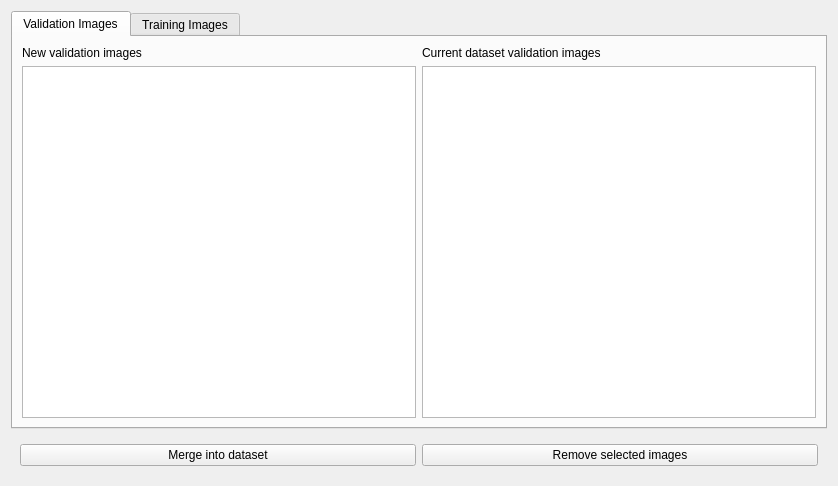
Before: the Qt Designer form view/imageinspectionwidget.ui in Joensw/RCAIT, drawn with Qt 5.
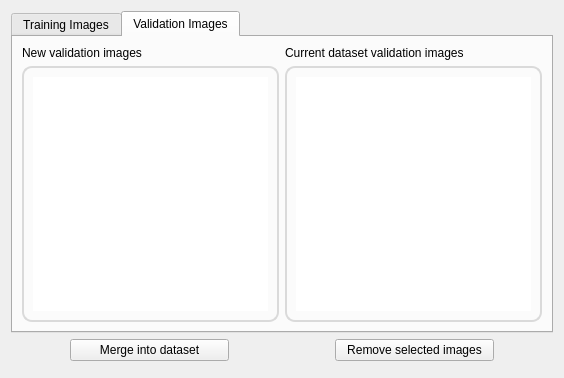
After: the same form once the commit is applied. Icons and pictures are not drawn. Custom widgets are drawn as their Qt base class.

Diff of the .ui file:
```diff
--- a/view/imageinspectionwidget.ui
+++ b/view/imageinspectionwidget.ui
@@ -6,8 +6,8 @@
    <rect>
     <x>0</x>
     <y>0</y>
-    <width>838</width>
-    <height>486</height>
+       <width>564</width>
+       <height>378</height>
    </rect>
   </property>
   <property name="windowTitle">
@@ -17,63 +17,38 @@
    <item>
     <widget class="QTabWidget" name="tabWidget">
      <property name="currentIndex">
-      <number>0</number>
+         <number>1</number>
      </property>
-     <widget class="QWidget" name="ValidationImagesTab">
-      <attribute name="title">
-       <string>Validation Images</string>
-      </attribute>
-      <layout class="QGridLayout" name="gridLayout_2">
-       <item row="1" column="0">
-        <widget class="ImageGalleryTree" name="newValidationImages">
-         <attribute name="headerVisible">
-          <bool>false</bool>
-         </attribute>
-         <column>
-          <property name="text">
-           <string notr="true">1</string>
-          </property>
-         </column>
-        </widget>
-       </item>
-       <item row="0" column="1">
-        <widget class="QLabel" name="label_3">
-         <property name="text">
-          <string>Current dataset validation images</string>
-         </property>
-        </widget>
-       </item>
-       <item row="1" column="1">
-        <widget class="ImageGalleryTree" name="datasetValidationImages">
-         <attribute name="headerVisible">
-          <bool>false</bool>
-         </attribute>
-         <column>
-          <property name="text">
-           <string notr="true">1</string>
-          </property>
-         </column>
-        </widget>
-       </item>
-       <item row="0" column="0">
-        <widget class="QLabel" name="label">
-         <property name="text">
-          <string>New validation images</string>
-         </property>
-        </widget>
-       </item>
-      </layout>
-     </widget>
      <widget class="QWidget" name="TrainImagesTab">
       <attribute name="title">
        <string>Training Images</string>
       </attribute>
       <layout class="QGridLayout" name="gridLayout_3">
        <item row="1" column="0">
+                    <widget class="QGroupBox" name="groupBox">
+                        <property name="styleSheet">
+                            <string notr="true">QGroupBox {
+                                border: 2px solid rgb(218,218,218);
+                                border-radius: 10px;
+                                }
+                            </string>
+                        </property>
+                        <property name="title">
+                            <string/>
+                        </property>
+                        <layout class="QGridLayout" name="gridLayout">
+                            <item row="0" column="0">
         <widget class="ImageGalleryTree" name="newTrainImages">
          <property name="enabled">
           <bool>true</bool>
          </property>
+                                    <property name="styleSheet">
+                                        <string notr="true">selection-color: rgb(0, 0, 0);
+                                            selection-background-color: rgb(255, 255, 255);
+                                            background-color: none;
+                                            border: 2px rgb(0, 0, 0);
+                                        </string>
+                                    </property>
          <property name="rootIsDecorated">
           <bool>true</bool>
          </property>
@@ -87,11 +62,7 @@
          </column>
         </widget>
        </item>
-       <item row="0" column="1">
-        <widget class="QLabel" name="label_4">
-         <property name="text">
-          <string>Current dataset training images</string>
-         </property>
+                        </layout>
         </widget>
        </item>
        <item row="0" column="0">
@@ -102,7 +73,27 @@
         </widget>
        </item>
        <item row="1" column="1">
+                    <widget class="QGroupBox" name="groupBox_2">
+                        <property name="styleSheet">
+                            <string notr="true">QGroupBox {
+                                border: 2px solid rgb(218,218,218);
+                                border-radius: 10px;
+                                }
+                            </string>
+                        </property>
+                        <property name="title">
+                            <string/>
+                        </property>
+                        <layout class="QGridLayout" name="gridLayout_4">
+                            <item row="0" column="0">
         <widget class="ImageGalleryTree" name="datasetTrainImages">
+                                    <property name="styleSheet">
+                                        <string notr="true">selection-color: rgb(0, 0, 0);
+                                            selection-background-color: rgb(255, 255, 255);
+                                            background-color: none;
+                                            border: 2px rgb(0, 0, 0);
+                                        </string>
+                                    </property>
          <attribute name="headerVisible">
           <bool>false</bool>
          </attribute>
@@ -111,6 +102,107 @@
            <string notr="true">1</string>
           </property>
          </column>
+                                </widget>
+                            </item>
+                        </layout>
+                    </widget>
+                </item>
+                <item row="0" column="1">
+                    <widget class="QLabel" name="label_4">
+                        <property name="text">
+                            <string>Current dataset training images</string>
+                        </property>
+                    </widget>
+                </item>
+            </layout>
+     </widget>
+        <widget class="QWidget" name="ValidationImagesTab">
+            <attribute name="title">
+                <string>Validation Images</string>
+            </attribute>
+            <layout class="QGridLayout" name="gridLayout_2">
+                <item row="1" column="0">
+                    <widget class="QGroupBox" name="groupBox_3">
+                        <property name="styleSheet">
+                            <string notr="true">QGroupBox {
+                                border: 2px solid rgb(218,218,218);
+                                border-radius: 10px;
+                                }
+                            </string>
+                        </property>
+                        <property name="title">
+                            <string/>
+                        </property>
+                        <layout class="QGridLayout" name="gridLayout_5">
+                            <item row="0" column="0">
+                                <widget class="ImageGalleryTree" name="newValidationImages">
+                                    <property name="styleSheet">
+                                        <string notr="true">selection-color: rgb(0, 0, 0);
+                                            selection-background-color: rgb(255, 255, 255);
+                                            background-color: none;
+                                            border: 2px rgb(0, 0, 0);
+                                        </string>
+                                    </property>
+                                    <attribute name="headerVisible">
+                                        <bool>false</bool>
+                                    </attribute>
+                                    <column>
+                                        <property name="text">
+                                            <string notr="true">1</string>
+                                        </property>
+                                    </column>
+                                </widget>
+                            </item>
+                        </layout>
+                    </widget>
+                </item>
+                <item row="0" column="0">
+                    <widget class="QLabel" name="label">
+                        <property name="text">
+                            <string>New validation images</string>
+                        </property>
+                    </widget>
+                </item>
+                <item row="1" column="1">
+                    <widget class="QGroupBox" name="groupBox_4">
+                        <property name="styleSheet">
+                            <string notr="true">QGroupBox {
+                                border: 2px solid rgb(218,218,218);
+                                border-radius: 10px;
+                                }
+                            </string>
+                        </property>
+                        <property name="title">
+                            <string/>
+                        </property>
+                        <layout class="QGridLayout" name="gridLayout_6">
+                            <item row="0" column="0">
+                                <widget class="ImageGalleryTree" name="datasetValidationImages">
+                                    <property name="styleSheet">
+                                        <string notr="true">selection-color: rgb(0, 0, 0);
+                                            selection-background-color: rgb(255, 255, 255);
+                                            background-color: none;
+                                            border: 2px rgb(0, 0, 0);
+                                        </string>
+                                    </property>
+                                    <attribute name="headerVisible">
+                                        <bool>false</bool>
+                                    </attribute>
+                                    <column>
+                                        <property name="text">
+                                            <string notr="true">1</string>
+                                        </property>
+                                    </column>
+                                </widget>
+                            </item>
+                        </layout>
+                    </widget>
+                </item>
+                <item row="0" column="1">
+                    <widget class="QLabel" name="label_3">
+                        <property name="text">
+                            <string>Current dataset validation images</string>
+                        </property>
         </widget>
        </item>
       </layout>
@@ -120,20 +212,127 @@
    <item>
     <widget class="QWidget" name="widget" native="true">
      <layout class="QHBoxLayout" name="horizontalLayout">
+            <property name="leftMargin">
+                <number>9</number>
+            </property>
+            <property name="topMargin">
+                <number>0</number>
+            </property>
+            <property name="bottomMargin">
+                <number>6</number>
+            </property>
+            <item>
+                <spacer name="horizontalSpacer_2">
+                    <property name="orientation">
+                        <enum>Qt::Horizontal</enum>
+                    </property>
+                    <property name="sizeType">
+                        <enum>QSizePolicy::Minimum</enum>
+                    </property>
+                    <property name="sizeHint" stdset="0">
+                        <size>
+                            <width>50</width>
+                            <height>20</height>
+                        </size>
+                    </property>
+                </spacer>
+            </item>
       <item>
        <widget class="QPushButton" name="pushButton_commit">
+                    <property name="sizePolicy">
+                        <sizepolicy hsizetype="Expanding" vsizetype="Fixed">
+                            <horstretch>0</horstretch>
+                            <verstretch>0</verstretch>
+                        </sizepolicy>
+                    </property>
         <property name="text">
          <string>Merge into dataset</string>
         </property>
-       </widget>
-      </item>
+                    <property name="icon">
+                        <iconset resource="../Resources/UI_Icons.qrc">
+                            <normaloff>:/UISymbols/UI_Merge_Icon.svg</normaloff>:/UISymbols/UI_Merge_Icon.svg
+                        </iconset>
+                    </property>
+                    <property name="iconSize">
+                        <size>
+                            <width>18</width>
+                            <height>18</height>
+                        </size>
+                    </property>
+                </widget>
+            </item>
+            <item>
+                <spacer name="horizontalSpacer_4">
+                    <property name="orientation">
+                        <enum>Qt::Horizontal</enum>
+                    </property>
+                    <property name="sizeType">
+                        <enum>QSizePolicy::Minimum</enum>
+                    </property>
+                    <property name="sizeHint" stdset="0">
+                        <size>
+                            <width>50</width>
+                            <height>20</height>
+                        </size>
+                    </property>
+                </spacer>
+            </item>
+            <item>
+                <spacer name="horizontalSpacer">
+                    <property name="orientation">
+                        <enum>Qt::Horizontal</enum>
+                    </property>
+                    <property name="sizeType">
+                        <enum>QSizePolicy::Minimum</enum>
+                    </property>
+                    <property name="sizeHint" stdset="0">
+                        <size>
+                            <width>50</width>
+                            <height>20</height>
+                        </size>
+                    </property>
+                </spacer>
+            </item>
       <item>
        <widget class="QPushButton" name="pushButton_removeImages">
+                    <property name="sizePolicy">
+                        <sizepolicy hsizetype="Expanding" vsizetype="Fixed">
+                            <horstretch>0</horstretch>
+                            <verstretch>0</verstretch>
+                        </sizepolicy>
+                    </property>
         <property name="text">
          <string>Remove selected images</string>
         </property>
-       </widget>
-      </item>
+                    <property name="icon">
+                        <iconset resource="../Resources/UI_Icons.qrc">
+                            <normaloff>:/UISymbols/UI_Delete_Alt_Icon.svg</normaloff>:/UISymbols/UI_Delete_Alt_Icon.svg
+                        </iconset>
+                    </property>
+                    <property name="iconSize">
+                        <size>
+                            <width>18</width>
+                            <height>18</height>
+                        </size>
+                    </property>
+                </widget>
+            </item>
+            <item>
+                <spacer name="horizontalSpacer_3">
+                    <property name="orientation">
+                        <enum>Qt::Horizontal</enum>
+                    </property>
+                    <property name="sizeType">
+                        <enum>QSizePolicy::Minimum</enum>
+                    </property>
+                    <property name="sizeHint" stdset="0">
+                        <size>
+                            <width>50</width>
+                            <height>20</height>
+                        </size>
+                    </property>
+                </spacer>
+            </item>
      </layout>
     </widget>
    </item>
```
Left out of the diff: 4 changed lines with no effect on the pictures. Lines whose indentation alone changed are shown as unchanged.
